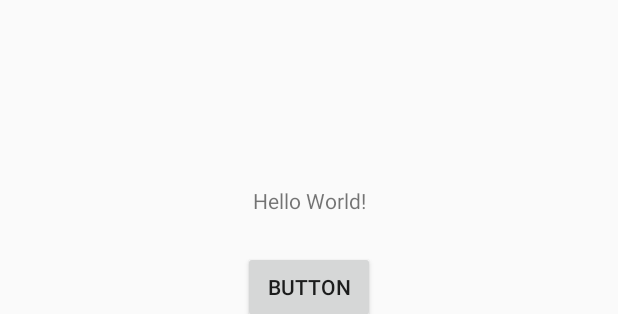
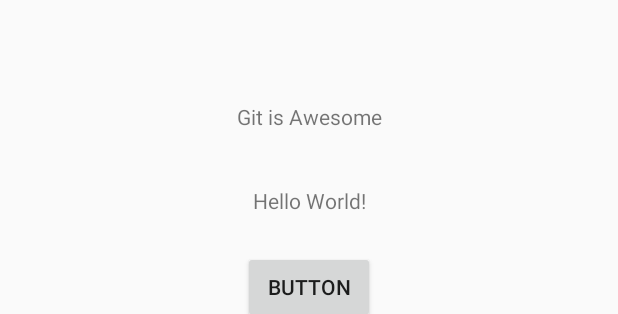
Before and after one commit to Nirajperfecto/MyApplication, an Android app: the layout activity_main.xml on its own in the app's theme, with its tools: preview values and no code run, on a phone screen of 412 x 824 dp. Shown: the part 418-732 px from the top of the screen. Run offline under Robolectric (Android 15) with nearby library versions, the phone set to English and light mode, and no system bars.

Commit message:
git awesome added

```diff
--- a/app/src/main/res/layout/activity_main.xml
+++ b/app/src/main/res/layout/activity_main.xml
@@ -32,5 +32,13 @@
             android:layout_marginBottom="8dp" app:layout_constraintBottom_toBottomOf="parent"
             android:layout_marginTop="8dp" app:layout_constraintTop_toBottomOf="@+id/button2"
             app:layout_constraintHorizontal_bias="0.5"/>
+    <TextView
+            android:text="Git is Awesome"
+            android:layout_width="147dp"
+            android:layout_height="32dp"
+            android:id="@+id/textView2" app:layout_constraintStart_toStartOf="parent"
+            app:layout_constraintHorizontal_bias="0.5" app:layout_constraintEnd_toEndOf="parent"
+            android:layout_marginBottom="24dp" app:layout_constraintBottom_toTopOf="@+id/textView"
+            android:textAlignment="center"/>
 
 </android.support.constraint.ConstraintLayout>
```
